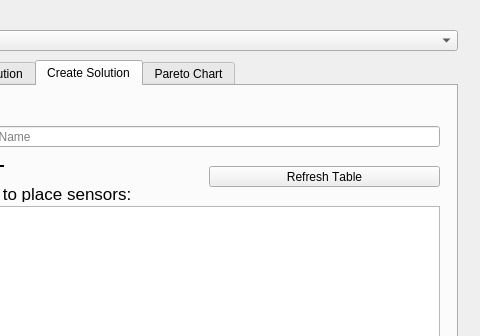
Qt form ui/watering_optimization_dialog.ui (Ingeniousware/QGISWaterIng) before a commit; both pictures show x 83 to 563 and y 0 to 336 of the 563 by 482 pixel window.
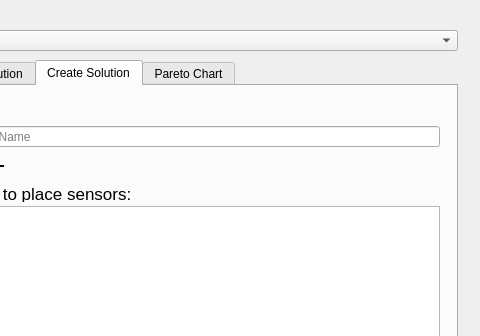
The same form after that commit.

Commit message: add tool from optimization dialog function

```diff
--- a/ui/watering_optimization_dialog.ui
+++ b/ui/watering_optimization_dialog.ui
@@ -247,19 +247,6 @@
       <string>Create Solution</string>
      </property>
     </widget>
-    <widget class="QPushButton" name="BtRefreshTable">
-     <property name="geometry">
-      <rect>
-       <x>270</x>
-       <y>80</y>
-       <width>231</width>
-       <height>21</height>
-      </rect>
-     </property>
-     <property name="text">
-      <string>Refresh Table</string>
-     </property>
-    </widget>
    </widget>
    <widget class="QWidget" name="tab">
     <attribute name="title">
```
The commit also changes 1 other file.
